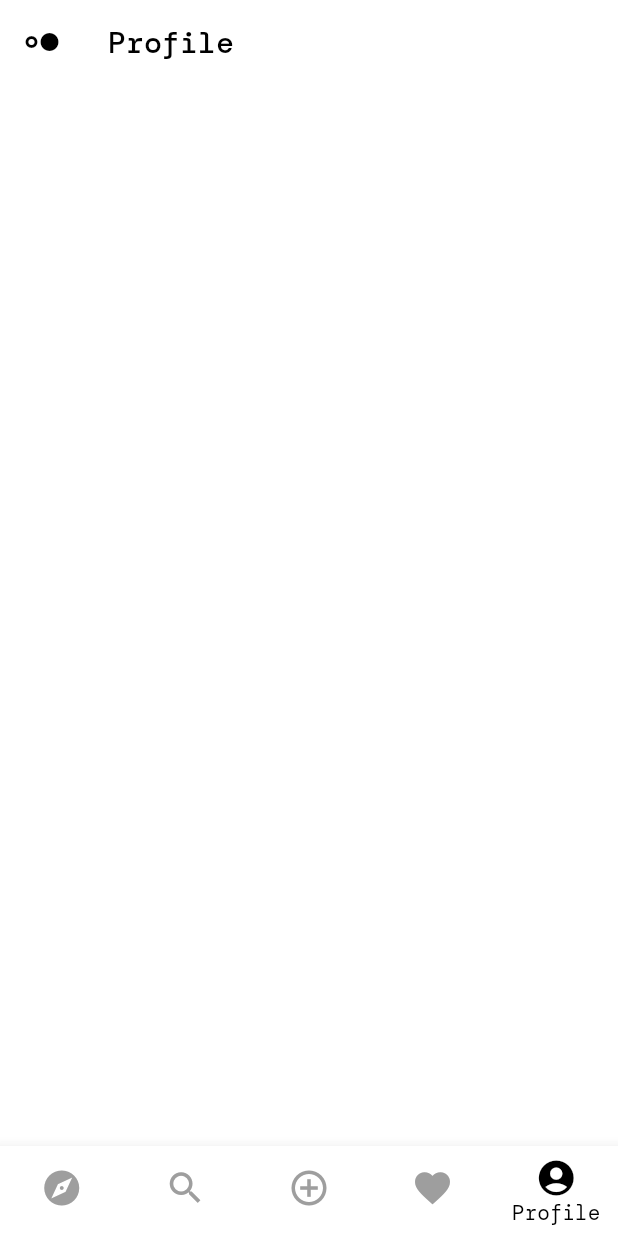
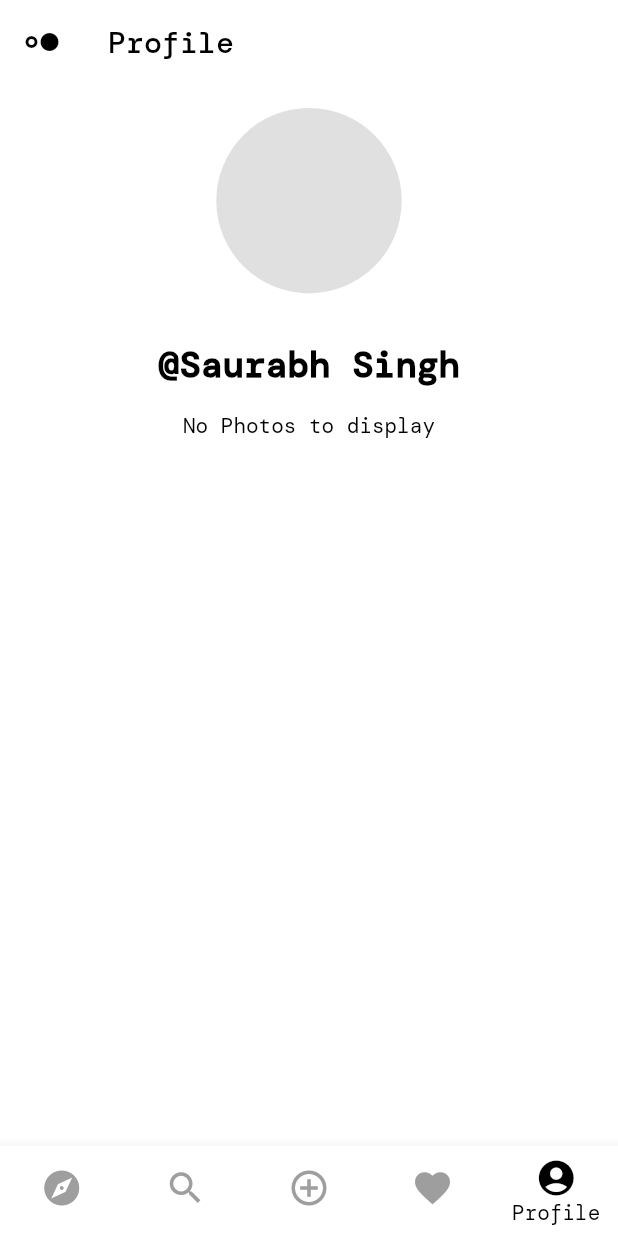
Before and after one commit to Saurabh-Singh-00/quotes-creator, a Flutter app: the screen it shows after launch, item 5 of the bottom bar chosen, on a phone screen of 412 x 824 dp. Run offline on Flutter 3.47's test engine with Material 2 defaults, Android fonts, the phone set to English and light mode, and no system bars; our stand-ins replace flutter_bloc, rxdart; generated files the repository leaves out were written again.

```diff
--- a/lib/pages/home.dart
+++ b/lib/pages/home.dart
@@ -4,6 +4,7 @@ import 'package:flutter_bloc/flutter_bloc.dart';
 import 'package:insta_creator/blocs/photo/search_bloc.dart';
 import 'package:insta_creator/blocs/photo/search_event.dart';
 import 'package:insta_creator/pages/tabs/discover.dart';
+import 'package:insta_creator/pages/tabs/profile.dart';
 import 'package:insta_creator/pages/tabs/search.dart';
 
 class HomePage extends StatefulWidget {
@@ -36,7 +37,7 @@ class _HomePageState extends State<HomePage>
     SearchTab(),
     Container(),
     Container(),
-    Container(),
+    ProfileTab(),
   ];
 
   @override
@@ -115,7 +116,7 @@ class _HomePageState extends State<HomePage>
       bottomNavigationBar: BottomNavigationBar(
         onTap: (index) {
           if (index != tabController.index) {
-            tabController.animateTo(index);
+            tabController.animateTo(index, curve: Curves.fastOutSlowIn);
             setState(() {
               tabController.index = index;
             });
--- a/lib/pages/tabs/profile.dart
+++ b/lib/pages/tabs/profile.dart
@@ -0,0 +1,49 @@
+import 'package:flutter/material.dart';
+import 'package:insta_creator/widgets/photo_grid.dart';
+
+class ProfileTab extends StatefulWidget {
+  @override
+  _ProfileTabState createState() => _ProfileTabState();
+}
+
+class _ProfileTabState extends State<ProfileTab> {
+  final ScrollController scrollController = ScrollController();
+
+  @override
+  Widget build(BuildContext context) {
+    return SingleChildScrollView(
+      scrollDirection: Axis.vertical,
+      physics: BouncingScrollPhysics(),
+      child: Column(
+        mainAxisAlignment: MainAxisAlignment.start,
+        mainAxisSize: MainAxisSize.min,
+        children: <Widget>[
+          Padding(
+            padding: const EdgeInsets.all(16.0),
+            child: CircleAvatar(
+              backgroundColor: Colors.grey[300],
+              radius: MediaQuery.of(context).size.width * 0.15,
+            ),
+          ),
+          Padding(
+            padding: const EdgeInsets.all(16.0),
+            child: Text(
+              "@Saurabh Singh",
+              style: TextStyle(
+                color: Colors.black,
+                fontWeight: FontWeight.bold,
+                fontSize: 24.0,
+              ),
+            ),
+          ),
+          PhotoGrid(
+            photos: [],
+            scrollController: scrollController,
+            hasReachedMax: true,
+            storageKey: '__profile_page_key__',
+          ),
+        ],
+      ),
+    );
+  }
+}
--- a/lib/widgets/photo_card.dart
+++ b/lib/widgets/photo_card.dart
@@ -13,7 +13,9 @@ class PhotoCard extends StatelessWidget {
       BuildContext context, Widget child, ImageChunkEvent progress) {
     if (progress == null) return child;
     return Center(
-      child: CircularProgressIndicator(),
+      child: CircularProgressIndicator(
+        valueColor: AlwaysStoppedAnimation(Colors.black),
+      ),
     );
   }
 
--- a/lib/widgets/photo_grid.dart
+++ b/lib/widgets/photo_grid.dart
@@ -34,12 +34,23 @@ class PhotoGrid extends StatelessWidget {
 
   @override
   Widget build(BuildContext context) {
+    if (photos.length == 0) {
+      return Center(
+        child: Text(
+          "No Photos to display",
+          style: TextStyle(
+            color: Colors.black,
+          ),
+        ),
+      );
+    }
     return StaggeredGridView.countBuilder(
         padding: EdgeInsets.symmetric(horizontal: 12.0, vertical: 8.0),
         controller: scrollController,
         physics: BouncingScrollPhysics(),
         key: PageStorageKey('$storageKey'),
         crossAxisCount: 2,
+        shrinkWrap: true,
         crossAxisSpacing: 12,
         mainAxisSpacing: 12,
         itemCount: hasReachedMax ? photos.length : photos.length + 1,
```
Also changed, not shown: lib/pages/photo_detail.dart (+61 -29 lines), 4 other files.
